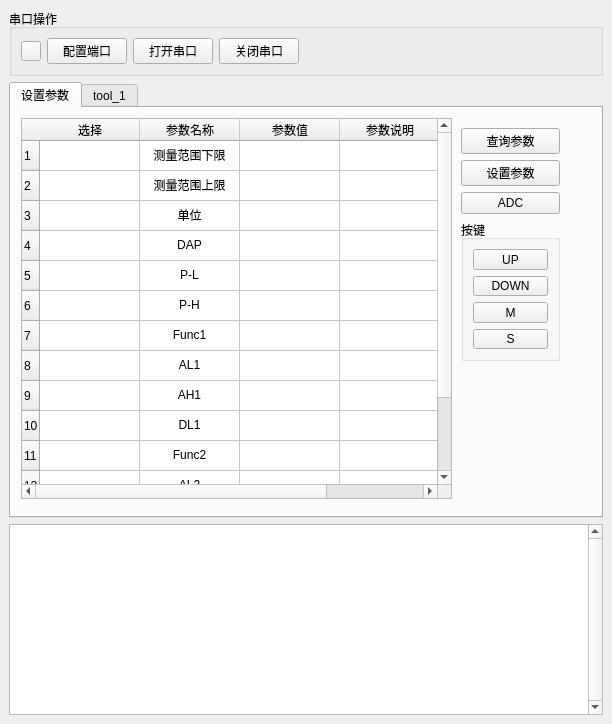
The window that UI/MainUi.ui (lulei2147/CalibrationTool) describes before a commit, drawn with Qt 5.
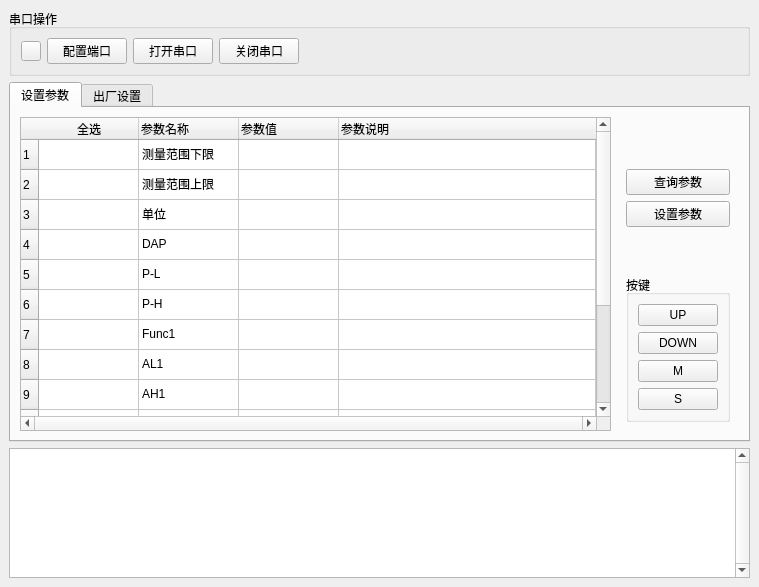
The same window after the commit.

Commit message: 1.添加“全选”和“反选”功能 2.添加类变量，表示参数size，方便解析接收到的数据 3.增加lowerlimit和upperlimit小数点位置信息 小数点位置： |_| |_| |_| |_| | |.| |.| |.| |.    3   2   1   0 4.两个字节16bit, 其中bit0~bit13分别代表哪些参数需要设置，比如：bit0:0 表示lowerlimit不需要修改，bit0:1 表示lowerlimit需要修改 5.增加函数getSettingValue,解析待设定参数

The edit to the form file:
```diff
--- a/UI/MainUi.ui
+++ b/UI/MainUi.ui
@@ -6,8 +6,8 @@
    <rect>
     <x>0</x>
     <y>0</y>
-    <width>612</width>
-    <height>724</height>
+    <width>759</width>
+    <height>587</height>
    </rect>
   </property>
   <property name="windowTitle">
@@ -16,7 +16,7 @@
   <widget class="QWidget" name="centralwidget">
    <layout class="QGridLayout" name="gridLayout">
     <item row="0" column="0">
-     <layout class="QVBoxLayout" name="verticalLayout_2" stretch="8,3">
+     <layout class="QVBoxLayout" name="verticalLayout_2" stretch="10,3">
       <item>
        <layout class="QVBoxLayout" name="verticalLayout">
         <item>
@@ -96,21 +96,32 @@
            <attribute name="title">
             <string>设置参数</string>
            </attribute>
+           <layout class="QGridLayout" name="gridLayout_5">
+            <item row="0" column="0">
+             <layout class="QHBoxLayout" name="horizontalLayout">
+              <item>
            <widget class="QTableWidget" name="tableWidget">
-            <property name="geometry">
-             <rect>
-              <x>10</x>
-              <y>10</y>
-              <width>431</width>
-              <height>381</height>
-             </rect>
-            </property>
             <property name="verticalScrollBarPolicy">
              <enum>Qt::ScrollBarAlwaysOn</enum>
             </property>
             <property name="horizontalScrollBarPolicy">
              <enum>Qt::ScrollBarAlwaysOn</enum>
             </property>
+                <property name="gridStyle">
+                 <enum>Qt::CustomDashLine</enum>
+                </property>
+                <property name="wordWrap">
+                 <bool>true</bool>
+                </property>
+                <attribute name="horizontalHeaderCascadingSectionResizes">
+                 <bool>false</bool>
+                </attribute>
+                <attribute name="horizontalHeaderShowSortIndicator" stdset="0">
+                 <bool>false</bool>
+                </attribute>
+                <attribute name="horizontalHeaderStretchLastSection">
+                 <bool>true</bool>
+                </attribute>
             <row>
              <property name="text">
               <string>1</string>
@@ -183,7 +194,7 @@
             </row>
             <column>
              <property name="text">
-              <string>    选择    </string>
+                  <string>全选</string>
              </property>
              <property name="textAlignment">
               <set>AlignCenter</set>
@@ -191,26 +202,26 @@
             </column>
             <column>
              <property name="text">
-              <string>        参数名称        </string>
+                  <string>参数名称        </string>
              </property>
              <property name="textAlignment">
-              <set>AlignCenter</set>
+                  <set>AlignLeading|AlignVCenter</set>
              </property>
             </column>
             <column>
              <property name="text">
-              <string>        参数值        </string>
+                  <string>参数值        </string>
              </property>
              <property name="textAlignment">
-              <set>AlignCenter</set>
+                  <set>AlignLeading|AlignVCenter</set>
              </property>
             </column>
             <column>
              <property name="text">
-              <string>    参数说明    </string>
+                  <string>参数说明</string>
              </property>
              <property name="textAlignment">
-              <set>AlignCenter</set>
+                  <set>AlignLeading|AlignVCenter</set>
              </property>
             </column>
             <item row="0" column="0">
@@ -226,7 +237,7 @@
               <string>测量范围下限</string>
              </property>
              <property name="textAlignment">
-              <set>AlignCenter</set>
+                  <set>AlignLeading|AlignVCenter</set>
              </property>
              <property name="flags">
               <set>ItemIsSelectable|ItemIsDragEnabled|ItemIsDropEnabled|ItemIsEnabled</set>
@@ -237,7 +248,7 @@
               <string/>
              </property>
              <property name="textAlignment">
-              <set>AlignCenter</set>
+                  <set>AlignLeading|AlignVCenter</set>
              </property>
             </item>
             <item row="0" column="3">
@@ -253,7 +264,7 @@
               <string>测量范围上限</string>
              </property>
              <property name="textAlignment">
-              <set>AlignCenter</set>
+                  <set>AlignLeading|AlignVCenter</set>
              </property>
              <property name="flags">
               <set>ItemIsSelectable|ItemIsDragEnabled|ItemIsDropEnabled|ItemIsEnabled</set>
@@ -264,7 +275,7 @@
               <string/>
              </property>
              <property name="textAlignment">
-              <set>AlignCenter</set>
+                  <set>AlignLeading|AlignVCenter</set>
              </property>
             </item>
             <item row="1" column="3">
@@ -280,7 +291,7 @@
               <string>单位</string>
              </property>
              <property name="textAlignment">
-              <set>AlignCenter</set>
+                  <set>AlignLeading|AlignVCenter</set>
              </property>
              <property name="flags">
               <set>ItemIsSelectable|ItemIsDragEnabled|ItemIsDropEnabled|ItemIsUserCheckable|ItemIsEnabled</set>
@@ -291,7 +302,12 @@
               <string/>
              </property>
              <property name="textAlignment">
-              <set>AlignCenter</set>
+                  <set>AlignLeading|AlignVCenter</set>
+                 </property>
+                </item>
+                <item row="2" column="3">
+                 <property name="flags">
+                  <set>ItemIsSelectable|ItemIsDragEnabled|ItemIsDropEnabled|ItemIsUserCheckable|ItemIsEnabled</set>
              </property>
             </item>
             <item row="3" column="1">
@@ -299,7 +315,7 @@
               <string>DAP</string>
              </property>
              <property name="textAlignment">
-              <set>AlignCenter</set>
+                  <set>AlignLeading|AlignVCenter</set>
              </property>
              <property name="flags">
               <set>ItemIsSelectable|ItemIsDragEnabled|ItemIsDropEnabled|ItemIsUserCheckable|ItemIsEnabled</set>
@@ -310,7 +326,12 @@
               <string/>
              </property>
              <property name="textAlignment">
-              <set>AlignCenter</set>
+                  <set>AlignLeading|AlignVCenter</set>
+                 </property>
+                </item>
+                <item row="3" column="3">
+                 <property name="flags">
+                  <set>ItemIsSelectable|ItemIsDragEnabled|ItemIsDropEnabled|ItemIsUserCheckable|ItemIsEnabled</set>
              </property>
             </item>
             <item row="4" column="1">
@@ -318,7 +339,7 @@
               <string>P-L</string>
              </property>
              <property name="textAlignment">
-              <set>AlignCenter</set>
+                  <set>AlignLeading|AlignVCenter</set>
              </property>
              <property name="flags">
               <set>ItemIsSelectable|ItemIsDragEnabled|ItemIsDropEnabled|ItemIsUserCheckable|ItemIsEnabled</set>
@@ -329,7 +350,12 @@
               <string/>
              </property>
              <property name="textAlignment">
-              <set>AlignCenter</set>
+                  <set>AlignLeading|AlignVCenter</set>
+                 </property>
+                </item>
+                <item row="4" column="3">
+                 <property name="flags">
+                  <set>ItemIsSelectable|ItemIsDragEnabled|ItemIsDropEnabled|ItemIsUserCheckable|ItemIsEnabled</set>
              </property>
             </item>
             <item row="5" column="1">
@@ -337,7 +363,7 @@
               <string>P-H</string>
              </property>
              <property name="textAlignment">
-              <set>AlignCenter</set>
+                  <set>AlignLeading|AlignVCenter</set>
              </property>
              <property name="flags">
               <set>ItemIsSelectable|ItemIsDragEnabled|ItemIsDropEnabled|ItemIsUserCheckable|ItemIsEnabled</set>
@@ -348,7 +374,12 @@
               <string/>
              </property>
              <property name="textAlignment">
-              <set>AlignCenter</set>
+                  <set>AlignLeading|AlignVCenter</set>
+                 </property>
+                </item>
+                <item row="5" column="3">
+                 <property name="flags">
+                  <set>ItemIsSelectable|ItemIsDragEnabled|ItemIsDropEnabled|ItemIsUserCheckable|ItemIsEnabled</set>
              </property>
             </item>
             <item row="6" column="1">
@@ -356,7 +387,7 @@
               <string>Func1</string>
              </property>
              <property name="textAlignment">
-              <set>AlignCenter</set>
+                  <set>AlignLeading|AlignVCenter</set>
              </property>
             </item>
             <item row="6" column="2">
@@ -364,7 +395,12 @@
               <string/>
              </property>
              <property name="textAlignment">
-              <set>AlignCenter</set>
+                  <set>AlignLeading|AlignVCenter</set>
+                 </property>
+                </item>
+                <item row="6" column="3">
+                 <property name="flags">
+                  <set>ItemIsSelectable|ItemIsDragEnabled|ItemIsDropEnabled|ItemIsUserCheckable|ItemIsEnabled</set>
              </property>
             </item>
             <item row="7" column="1">
@@ -372,12 +408,20 @@
               <string>AL1</string>
              </property>
              <property name="textAlignment">
-              <set>AlignCenter</set>
+                  <set>AlignLeading|AlignVCenter</set>
              </property>
             </item>
             <item row="7" column="2">
+                 <property name="text">
+                  <string/>
+                 </property>
              <property name="textAlignment">
-              <set>AlignCenter</set>
+                  <set>AlignLeading|AlignVCenter</set>
+                 </property>
+                </item>
+                <item row="7" column="3">
+                 <property name="flags">
+                  <set>ItemIsSelectable|ItemIsDragEnabled|ItemIsDropEnabled|ItemIsUserCheckable|ItemIsEnabled</set>
              </property>
             </item>
             <item row="8" column="1">
@@ -385,12 +429,20 @@
               <string>AH1</string>
              </property>
              <property name="textAlignment">
-              <set>AlignCenter</set>
+                  <set>AlignLeading|AlignVCenter</set>
              </property>
             </item>
             <item row="8" column="2">
+                 <property name="text">
+                  <string/>
+                 </property>
              <property name="textAlignment">
-              <set>AlignCenter</set>
+                  <set>AlignLeading|AlignVCenter</set>
+                 </property>
+                </item>
+                <item row="8" column="3">
+                 <property name="flags">
+                  <set>ItemIsSelectable|ItemIsDragEnabled|ItemIsDropEnabled|ItemIsUserCheckable|ItemIsEnabled</set>
              </property>
             </item>
             <item row="9" column="1">
@@ -398,12 +450,20 @@
               <string>DL1</string>
              </property>
              <property name="textAlignment">
-              <set>AlignCenter</set>
+                  <set>AlignLeading|AlignVCenter</set>
              </property>
             </item>
             <item row="9" column="2">
+                 <property name="text">
+                  <string/>
+                 </property>
              <property name="textAlignment">
-              <set>AlignCenter</set>
+                  <set>AlignLeading|AlignVCenter</set>
+                 </property>
+                </item>
+                <item row="9" column="3">
+                 <property name="flags">
+                  <set>ItemIsSelectable|ItemIsDragEnabled|ItemIsDropEnabled|ItemIsUserCheckable|ItemIsEnabled</set>
              </property>
             </item>
             <item row="10" column="1">
@@ -411,12 +471,20 @@
               <string>Func2</string>
              </property>
              <property name="textAlignment">
-              <set>AlignCenter</set>
+                  <set>AlignLeading|AlignVCenter</set>
              </property>
             </item>
             <item row="10" column="2">
+                 <property name="text">
+                  <string/>
+                 </property>
              <property name="textAlignment">
-              <set>AlignCenter</set>
+                  <set>AlignLeading|AlignVCenter</set>
+                 </property>
+                </item>
+                <item row="10" column="3">
+                 <property name="flags">
+                  <set>ItemIsSelectable|ItemIsDragEnabled|ItemIsDropEnabled|ItemIsUserCheckable|ItemIsEnabled</set>
              </property>
             </item>
             <item row="11" column="1">
@@ -424,12 +492,20 @@
               <string>AL2</string>
              </property>
              <property name="textAlignment">
-              <set>AlignCenter</set>
+                  <set>AlignLeading|AlignVCenter</set>
              </property>
             </item>
             <item row="11" column="2">
+                 <property name="text">
+                  <string/>
+                 </property>
              <property name="textAlignment">
-              <set>AlignCenter</set>
+                  <set>AlignLeading|AlignVCenter</set>
+                 </property>
+                </item>
+                <item row="11" column="3">
+                 <property name="flags">
+                  <set>ItemIsSelectable|ItemIsDragEnabled|ItemIsDropEnabled|ItemIsUserCheckable|ItemIsEnabled</set>
              </property>
             </item>
             <item row="12" column="1">
@@ -437,12 +513,20 @@
               <string>AH2</string>
              </property>
              <property name="textAlignment">
-              <set>AlignCenter</set>
+                  <set>AlignLeading|AlignVCenter</set>
              </property>
             </item>
             <item row="12" column="2">
+                 <property name="text">
+                  <string/>
+                 </property>
              <property name="textAlignment">
-              <set>AlignCenter</set>
+                  <set>AlignLeading|AlignVCenter</set>
+                 </property>
+                </item>
+                <item row="12" column="3">
+                 <property name="flags">
+                  <set>ItemIsSelectable|ItemIsDragEnabled|ItemIsDropEnabled|ItemIsUserCheckable|ItemIsEnabled</set>
              </property>
             </item>
             <item row="13" column="1">
@@ -450,24 +534,28 @@
               <string>DL2</string>
              </property>
              <property name="textAlignment">
-              <set>AlignCenter</set>
+                  <set>AlignLeading|AlignVCenter</set>
              </property>
             </item>
             <item row="13" column="2">
+                 <property name="text">
+                  <string/>
+                 </property>
              <property name="textAlignment">
-              <set>AlignCenter</set>
+                  <set>AlignLeading|AlignVCenter</set>
+                 </property>
+                </item>
+                <item row="13" column="3">
+                 <property name="flags">
+                  <set>ItemIsSelectable|ItemIsDragEnabled|ItemIsDropEnabled|ItemIsUserCheckable|ItemIsEnabled</set>
              </property>
             </item>
            </widget>
-           <widget class="QWidget" name="">
-            <property name="geometry">
-             <rect>
-              <x>450</x>
-              <y>20</y>
-              <width>99</width>
-              <height>233</height>
-             </rect>
-            </property>
+              </item>
+              <item>
+               <widget class="QWidget" name="widget" native="true">
+                <layout class="QGridLayout" name="gridLayout_4">
+                 <item row="1" column="0">
             <layout class="QVBoxLayout" name="verticalLayout_4">
              <item>
               <widget class="QPushButton" name="btn_queryParam">
@@ -483,14 +571,9 @@
                </property>
               </widget>
              </item>
-             <item>
-              <widget class="QPushButton" name="btn_get_adc">
-               <property name="text">
-                <string>ADC</string>
-               </property>
-              </widget>
-             </item>
-             <item>
+                  </layout>
+                 </item>
+                 <item row="3" column="0">
               <widget class="QGroupBox" name="groupBox_2">
                <property name="title">
                 <string>按键</string>
@@ -531,12 +614,42 @@
                </layout>
               </widget>
              </item>
-            </layout>
-           </widget>
+                 <item row="0" column="0">
+                  <spacer name="verticalSpacer">
+                   <property name="orientation">
+                    <enum>Qt::Vertical</enum>
+                   </property>
+                   <property name="sizeHint" stdset="0">
+                    <size>
+                     <width>20</width>
+                     <height>40</height>
+                    </size>
+                   </property>
+                  </spacer>
+                 </item>
+                 <item row="2" column="0">
+                  <spacer name="verticalSpacer_2">
+                   <property name="orientation">
+                    <enum>Qt::Vertical</enum>
+                   </property>
+                   <property name="sizeHint" stdset="0">
+                    <size>
+                     <width>20</width>
+                     <height>40</height>
+                    </size>
+                   </property>
+                  </spacer>
+                 </item>
+                </layout>
+               </widget>
+              </item>
+             </layout>
+            </item>
+           </layout>
           </widget>
           <widget class="QWidget" name="tab_2">
            <attribute name="title">
-            <string>tool_1</string>
+            <string>出厂设置</string>
            </attribute>
           </widget>
          </widget>
```
Left out of the diff: 127 changed lines with no effect on the pictures. Lines whose indentation alone changed are shown as unchanged. The commit also changes 2 other files.
